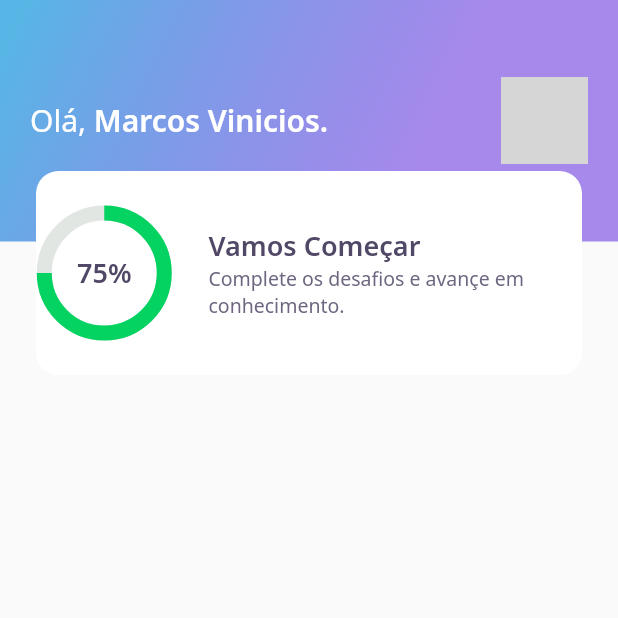
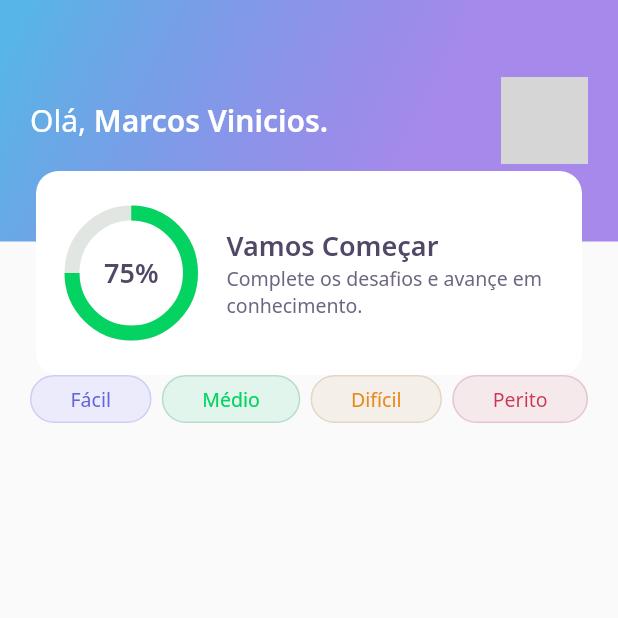
Before and after one commit to 0mvknx/Quiz, a Flutter app: the screen it shows after launch, on a phone screen of 412 x 824 dp, the top half of it. Run offline on Flutter 3.47's test engine with Material 2 defaults, Android fonts, the phone set to English and light mode, and no system bars; our stand-ins replace google_fonts; network calls fail; grey boxes are pictures that could not be loaded.

Commit message:
adicionando levelbutton

```diff
--- a/lib/home/home_page.dart
+++ b/lib/home/home_page.dart
@@ -1,4 +1,5 @@
 import 'package:flutter/material.dart';
+import 'package:quiz/home/widgets/level_button_widget/level_button_widget.dart';
 import 'widgets/appbar/app_bar_widget.dart';
 
 class HomePage extends StatefulWidget {
@@ -13,6 +14,26 @@ class _HomePageState extends State<HomePage> {
   Widget build(BuildContext context) {
     return Scaffold(
       appBar: AppBarWidget(),
+      body: Padding(
+        padding: const EdgeInsets.symmetric(horizontal: 20),
+        child: Row(
+          mainAxisAlignment: MainAxisAlignment.spaceBetween,
+          children: [
+            LevelButtonWidget(
+              label: 'Fácil',
+            ),
+            LevelButtonWidget(
+              label: 'Médio',
+            ),
+            LevelButtonWidget(
+              label: 'Difícil',
+            ),
+            LevelButtonWidget(
+              label: 'Perito',
+            ),
+          ],
+        ),
+      ),
     );
   }
 }
--- a/lib/home/widgets/appbar/app_bar_widget.dart
+++ b/lib/home/widgets/appbar/app_bar_widget.dart
@@ -1,7 +1,7 @@
 import 'package:flutter/material.dart';
 import 'package:quiz/core/app_gradients.dart';
 import 'package:quiz/core/app_text_styles.dart';
-import 'score_card/score_card_widget.dart';
+import 'package:quiz/home/widgets/score_card/score_card_widget.dart';
 
 class AppBarWidget extends PreferredSize {
   AppBarWidget()
--- a/lib/home/widgets/appbar/score_card/score_card_widget.dart
+++ /dev/null
@@ -1,51 +0,0 @@
-import 'package:flutter/material.dart';
-import 'package:quiz/core/app_colors.dart';
-import 'package:quiz/core/app_text_styles.dart';
-import 'package:quiz/home/widgets/appbar/chart/chart_widget.dart';
-
-class ScoreCardWidget extends StatelessWidget {
-  const ScoreCardWidget({Key? key}) : super(key: key);
-
-  @override
-  Widget build(BuildContext context) {
-    return Padding(
-      padding: const EdgeInsets.symmetric(horizontal: 24),
-      child: Container(
-        height: 136,
-        decoration: BoxDecoration(
-          color: AppColors.white,
-          borderRadius: BorderRadius.circular(15),
-        ),
-        child: Row(
-          crossAxisAlignment: CrossAxisAlignment.center,
-          children: [
-            Expanded(
-              flex: 1,
-              child: ChartWidget(),
-            ),
-            Expanded(
-              flex: 3,
-              child: Padding(
-                padding: const EdgeInsets.only(left: 24),
-                child: Column(
-                  mainAxisAlignment: MainAxisAlignment.center,
-                  crossAxisAlignment: CrossAxisAlignment.start,
-                  children: [
-                    Text(
-                      "Vamos Começar",
-                      style: AppTextStyles.heading,
-                    ),
-                    Text(
-                      "Complete os desafios e avançe em conhecimento.",
-                      style: AppTextStyles.body,
-                    ),
-                  ],
-                ),
-              ),
-            )
-          ],
-        ),
-      ),
-    );
-  }
-}
--- /dev/null
+++ b/lib/home/widgets/level_button_widget/level_button_widget.dart
@@ -0,0 +1,62 @@
+import 'package:flutter/material.dart';
+import 'package:google_fonts/google_fonts.dart';
+import 'package:quiz/core/app_colors.dart';
+
+class LevelButtonWidget extends StatelessWidget {
+  LevelButtonWidget({
+    Key? key,
+    required this.label,
+  })  : assert(["Fácil", "Médio", "Difícil", "Perito"].contains(label)),
+        super(key: key);
+
+  final String label;
+
+  final config = {
+    "Fácil": {
+      "color": AppColors.levelButtonFacil,
+      "borderColor": AppColors.levelButtonBorderFacil,
+      "fontColor": AppColors.levelButtonTextFacil
+    },
+    "Médio": {
+      "color": AppColors.levelButtonMedio,
+      "borderColor": AppColors.levelButtonBorderMedio,
+      "fontColor": AppColors.levelButtonTextMedio
+    },
+    "Difícil": {
+      "color": AppColors.levelButtonDificil,
+      "borderColor": AppColors.levelButtonBorderDificil,
+      "fontColor": AppColors.levelButtonTextDificil
+    },
+    "Perito": {
+      "color": AppColors.levelButtonPerito,
+      "borderColor": AppColors.levelButtonBorderPerito,
+      "fontColor": AppColors.levelButtonTextPerito
+    }
+  };
+  Color get color => config[label]!['color']!;
+  Color get borderColor => config[label]!['borderColor']!;
+  Color get fontColor => config[label]!['fontColor']!;
+
+  @override
+  Widget build(BuildContext context) {
+    return Container(
+      decoration: BoxDecoration(
+        color: color,
+        borderRadius: BorderRadius.circular(28),
+        border: Border.fromBorderSide(
+          BorderSide(color: borderColor),
+        ),
+      ),
+      child: Padding(
+        padding: const EdgeInsets.symmetric(horizontal: 26, vertical: 6),
+        child: Text(
+          label,
+          style: GoogleFonts.notoSans(
+            fontSize: 13,
+            color: fontColor,
+          ),
+        ),
+      ),
+    );
+  }
+}
--- /dev/null
+++ b/lib/home/widgets/score_card/score_card_widget.dart
@@ -0,0 +1,54 @@
+import 'package:flutter/material.dart';
+import 'package:quiz/core/app_colors.dart';
+import 'package:quiz/core/app_text_styles.dart';
+import 'package:quiz/home/widgets/chart/chart_widget.dart';
+
+class ScoreCardWidget extends StatelessWidget {
+  const ScoreCardWidget({Key? key}) : super(key: key);
+
+  @override
+  Widget build(BuildContext context) {
+    return Padding(
+      padding: const EdgeInsets.symmetric(horizontal: 24),
+      child: Container(
+        height: 136,
+        decoration: BoxDecoration(
+          color: AppColors.white,
+          borderRadius: BorderRadius.circular(15),
+        ),
+        child: Padding(
+          padding: const EdgeInsets.symmetric(horizontal: 24),
+          child: Row(
+            crossAxisAlignment: CrossAxisAlignment.center,
+            children: [
+              Expanded(
+                flex: 1,
+                child: ChartWidget(),
+              ),
+              Expanded(
+                flex: 3,
+                child: Padding(
+                  padding: const EdgeInsets.only(left: 24),
+                  child: Column(
+                    mainAxisAlignment: MainAxisAlignment.center,
+                    crossAxisAlignment: CrossAxisAlignment.start,
+                    children: [
+                      Text(
+                        "Vamos Começar",
+                        style: AppTextStyles.heading,
+                      ),
+                      Text(
+                        "Complete os desafios e avançe em conhecimento.",
+                        style: AppTextStyles.body,
+                      ),
+                    ],
+                  ),
+                ),
+              )
+            ],
+          ),
+        ),
+      ),
+    );
+  }
+}
```
Also changed, not shown: lib/home/widgets/chart/chart_widget.dart (renamed from lib/home/widgets/appbar/chart/chart_widget.dart).
